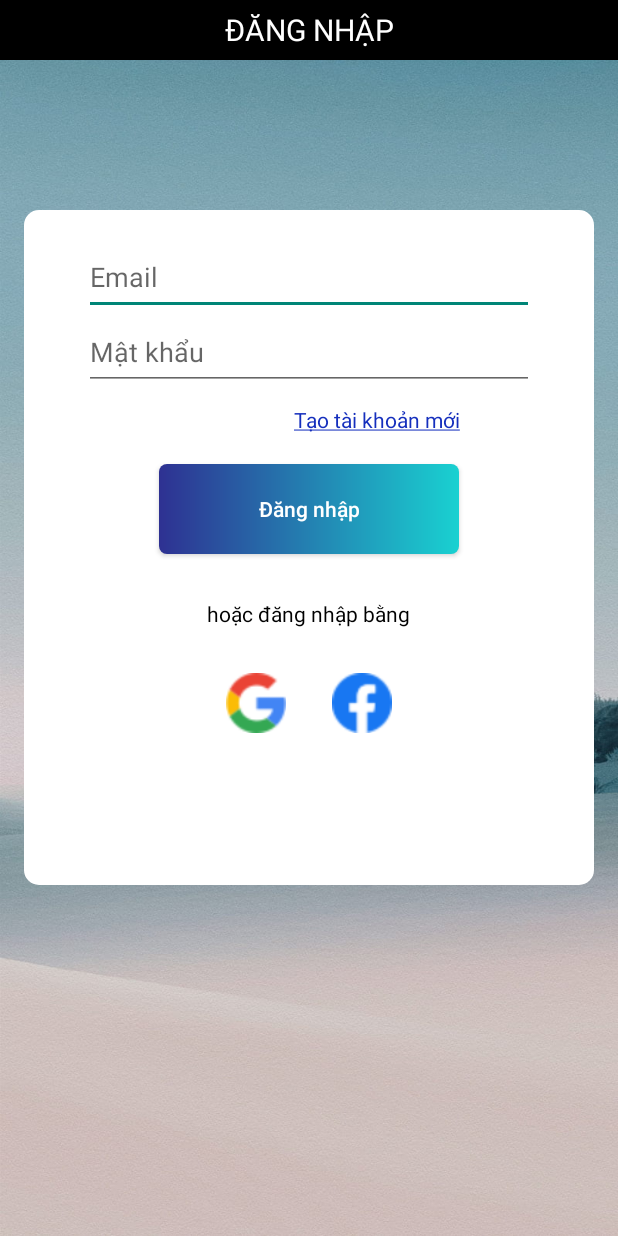
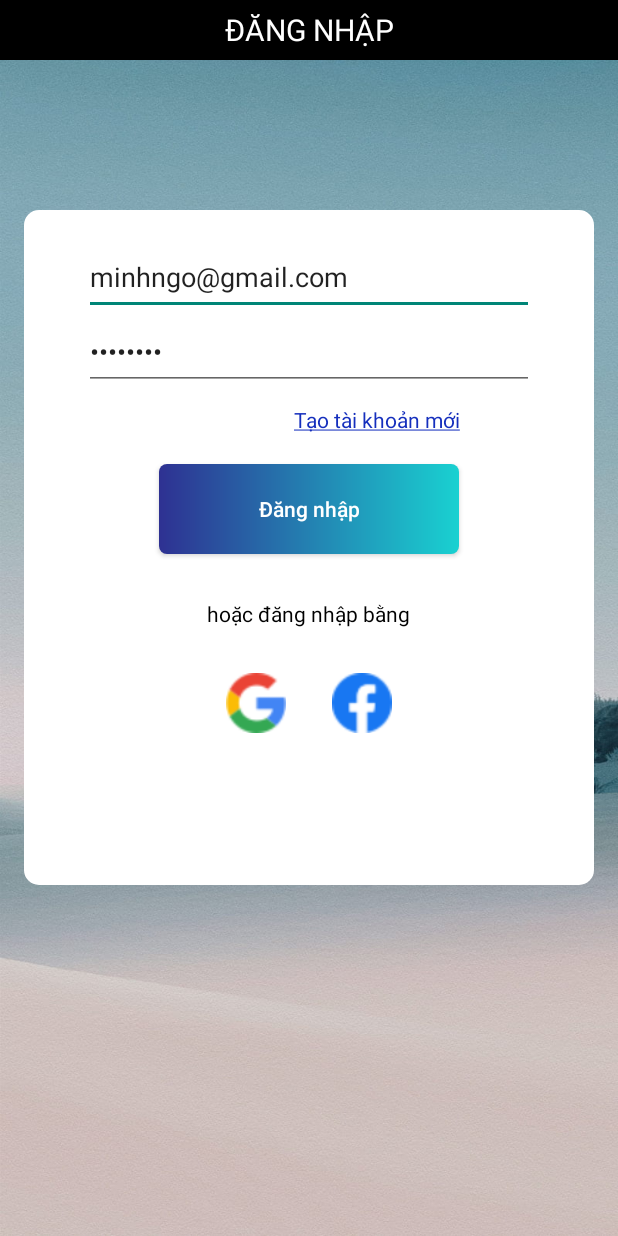
Before and after one commit to Quan811/HotelBookingApp, an Android app: the screen it shows after launch (LoginActivity), on a phone screen of 412 x 824 dp. Run offline under Robolectric (Android 15) with nearby library versions, the phone set to English and light mode, and no system bars; our stand-ins replace Firebase (no records; nobody signed in at launch, a user with empty details on screens opened directly).

```diff
--- a/app/src/main/res/layout/hotel_detail.xml
+++ b/app/src/main/res/layout/hotel_detail.xml
@@ -34,6 +34,7 @@
     </LinearLayout>
 
     <ImageView
+        android:id="@+id/hotel_img"
         android:layout_width="match_parent"
         android:layout_height="250dp"
         android:scaleType="centerCrop"
--- a/app/src/main/res/layout/login.xml
+++ b/app/src/main/res/layout/login.xml
@@ -2,15 +2,15 @@
 <LinearLayout xmlns:android="http://schemas.android.com/apk/res/android"
     android:layout_width="match_parent"
     android:layout_height="match_parent"
-    android:orientation="vertical"
     android:background="@drawable/background"
-    >
+    android:orientation="vertical">
+
     <LinearLayout
         android:layout_width="match_parent"
         android:layout_height="40dp"
-        android:orientation="vertical"
         android:background="@color/black"
-        >
+        android:orientation="vertical">
+
         <TextView
             android:layout_width="match_parent"
             android:layout_height="match_parent"
@@ -19,31 +19,33 @@
             android:textColor="@color/white"
             android:textSize="20dp" />
     </LinearLayout>
+
     <LinearLayout
         android:layout_width="380dp"
         android:layout_height="450dp"
-        android:orientation="vertical"
-        android:background="@drawable/bovien"
         android:layout_gravity="center"
         android:layout_marginTop="100dp"
-        >
+        android:background="@drawable/bovien"
+        android:orientation="vertical">
+
         <EditText
             android:id="@+id/email"
             android:layout_width="300dp"
             android:layout_height="50dp"
+            android:layout_gravity="center"
+            android:layout_marginTop="20dp"
             android:hint="Email"
-            android:layout_marginTop="20dp"
-            android:inputType="textEmailAddress"
-            android:layout_gravity="center"
-            />
+            android:text="minhngo@gmail.com"
+            android:inputType="textEmailAddress" />
+
         <EditText
             android:id="@+id/password"
             android:layout_width="300dp"
             android:layout_height="50dp"
+            android:layout_gravity="center"
             android:hint="Mật khẩu"
-            android:inputType="textPassword"
-            android:layout_gravity="center"
-            />
+            android:text="minh2001"
+            android:inputType="textPassword" />
 
         <TextView
             android:id="@+id/tvRegister"
@@ -53,46 +55,46 @@
             android:layout_marginTop="10dp"
             android:text="@string/taotk"
             android:textColor="#152FBD" />
+
         <Button
             android:id="@+id/btLogin"
             android:layout_width="200dp"
             android:layout_height="60dp"
             android:layout_gravity="center"
+            android:layout_marginTop="20dp"
+            android:background="@drawable/button_color"
             android:text="Đăng nhập"
             android:textAllCaps="false"
-            android:layout_marginTop="20dp"
-            android:background="@drawable/button_color"
-            android:textColor="@color/white"
-            />
+            android:textColor="@color/white" />
+
         <TextView
             android:layout_width="wrap_content"
             android:layout_height="wrap_content"
+            android:layout_gravity="center"
+            android:layout_marginTop="30dp"
             android:text="hoặc đăng nhập bằng"
-            android:layout_marginTop="30dp"
-            android:layout_gravity="center"
-            android:textColor="@color/black"
-            />
+            android:textColor="@color/black" />
+
         <LinearLayout
-            android:layout_marginTop="30dp"
             android:layout_width="wrap_content"
             android:layout_height="wrap_content"
-            android:orientation="horizontal"
             android:layout_gravity="center"
-            >
+            android:layout_marginTop="30dp"
+            android:orientation="horizontal">
+
             <ImageView
                 android:id="@+id/googleBtn"
                 android:layout_width="40dp"
                 android:layout_height="40dp"
-                android:src="@drawable/gg_icon"
                 android:layout_marginRight="15dp"
-                />
+                android:src="@drawable/gg_icon" />
+
             <ImageView
                 android:id="@+id/facebookBtn"
                 android:layout_width="40dp"
                 android:layout_height="40dp"
-                android:src="@drawable/fb_icon"
                 android:layout_marginLeft="15dp"
-                 />
+                android:src="@drawable/fb_icon" />
         </LinearLayout>
     </LinearLayout>
 
--- a/gradle.properties
+++ b/gradle.properties
@@ -19,3 +19,4 @@ android.useAndroidX=true
 # resources declared in the library itself and none from the library's dependencies,
 # thereby reducing the size of the R class for that library
 android.nonTransitiveRClass=true
+android.overridePathCheck=true
```
Also changed, not shown: app/src/main/java/com/example/hotelbooking/Activities/HotelDetailActivity.java (+23 -0 lines), app/src/main/java/com/example/hotelbooking/Adapter/HotelClientAdapter.java (+13 -7 lines), app/src/main/java/com/example/hotelbooking/Adapter/IListener.java (added, +7 -0 lines), 1 other file.
